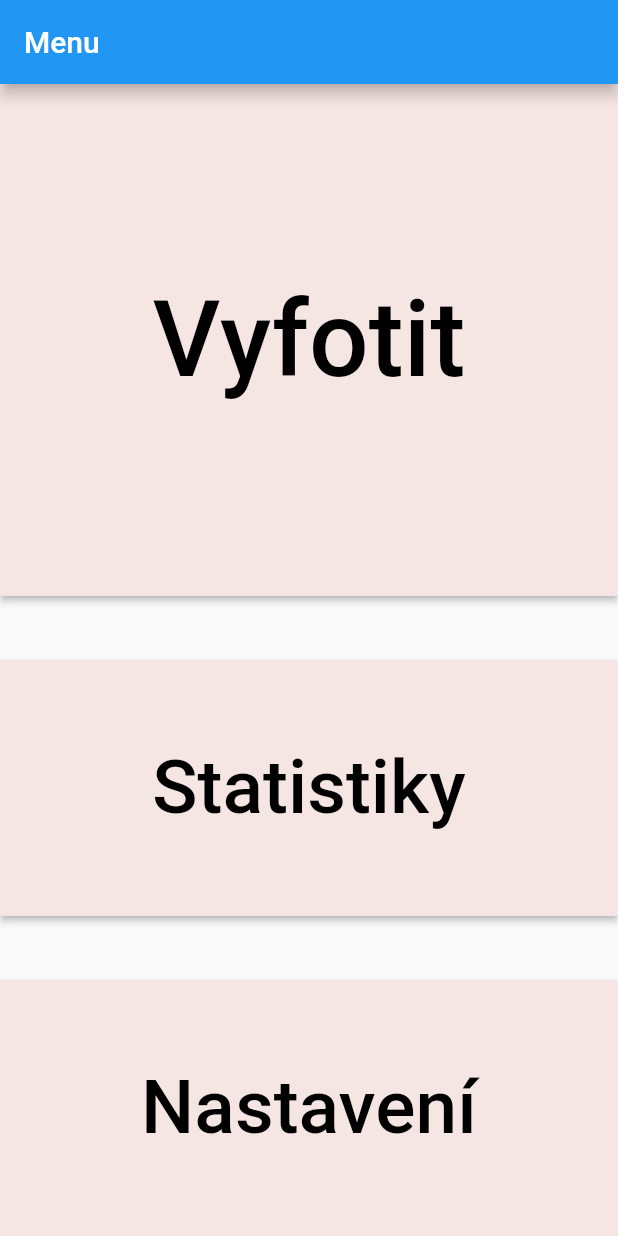
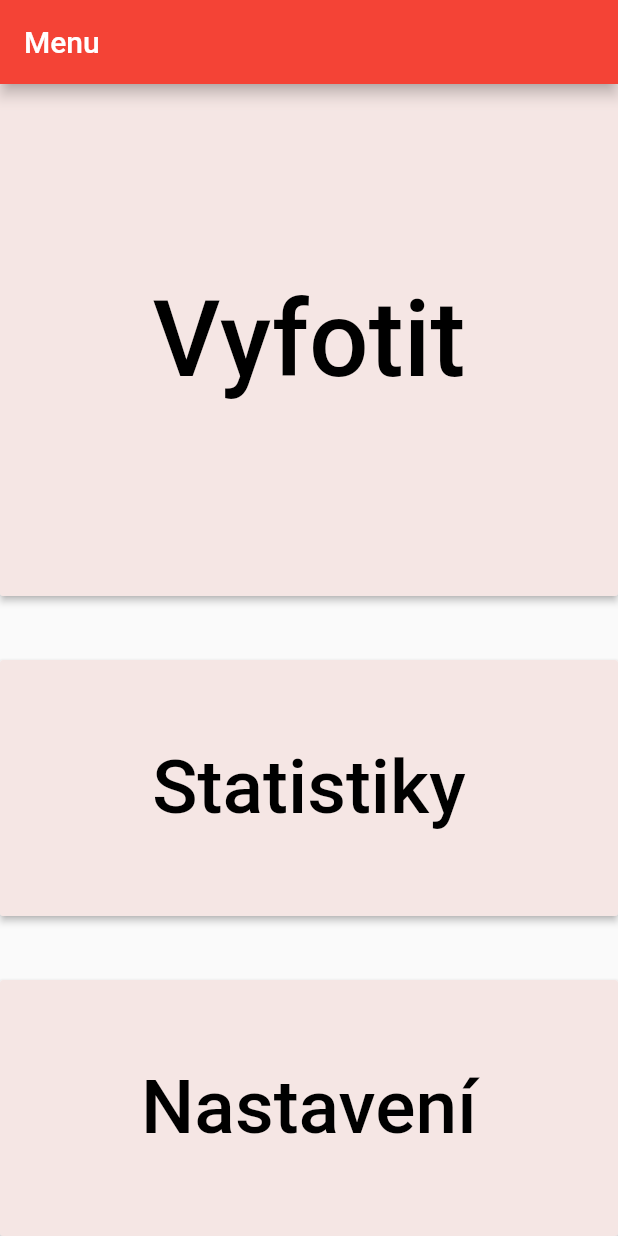
Before and after one commit to plexp/glupron-flutter, a Flutter app: the screen it shows after launch, on a phone screen of 412 x 824 dp. Run offline on Flutter 3.47's test engine with Material 2 defaults, Android fonts, the phone set to English and light mode, and no system bars.

Commit message:
Small fix

```diff
--- a/lib/main.dart
+++ b/lib/main.dart
@@ -21,12 +21,7 @@ class MyApp extends StatelessWidget {
         // or simply save your changes to "hot reload" in a Flutter IDE).
         // Notice that the counter didn't reset back to zero; the application
         // is not restarted.
-        backgroundColor: Colors.red,
         primarySwatch: Colors.red,
-        textTheme: Theme.of(context).textTheme.apply(
-          bodyColor: Colors.red,
-          displayColor: Colors.red,
-        )
       ),
       routes: <String, WidgetBuilder> {
         '/' : (BuildContext context) => WelcomeScreen(),
--- a/lib/screens/WelcomeScreen.dart
+++ b/lib/screens/WelcomeScreen.dart
@@ -5,8 +5,7 @@ import 'package:flutter/material.dart';
 class WelcomeScreen extends StatelessWidget {
   @override
   Widget build(BuildContext context) {
-    return MaterialApp(
-        home: Scaffold(
+    return Scaffold(
           appBar: AppBar(
             //backgroundColor: Color.fromRGBO(232, 60, 63, 1),
             title: Text('Menu'),
@@ -73,7 +72,6 @@ class WelcomeScreen extends StatelessWidget {
                 ],
             )
           ),
-        )
     );
   }
 }
```
Also changed, not shown: lib/screens/Statistic.dart (indentation only).
